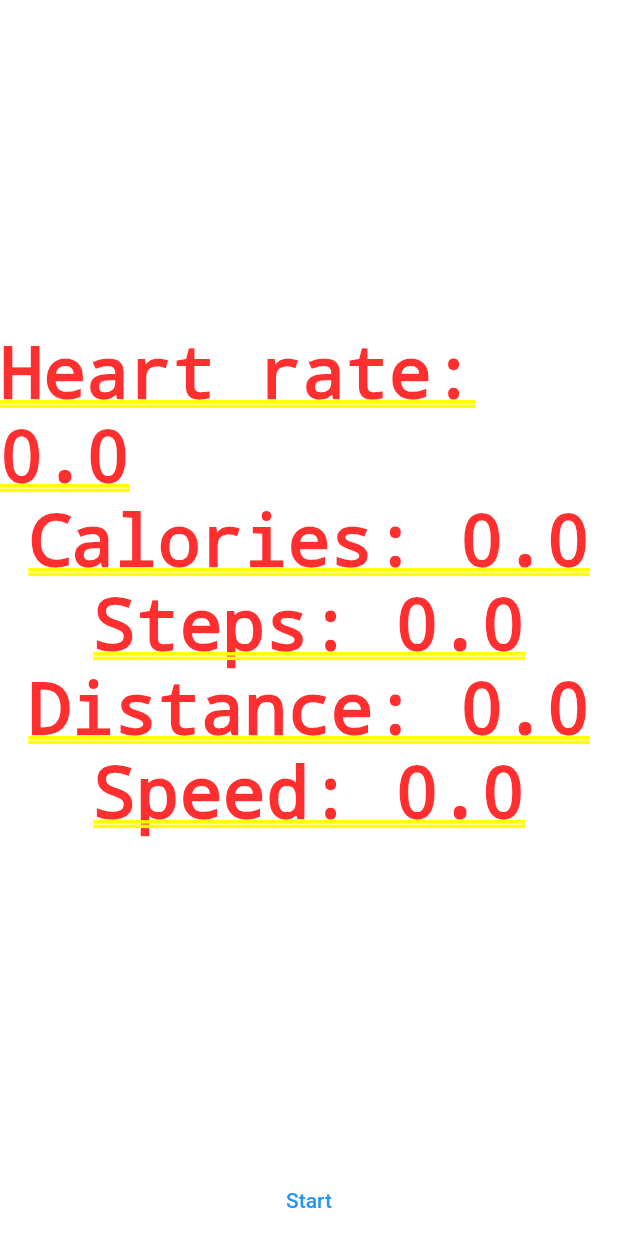
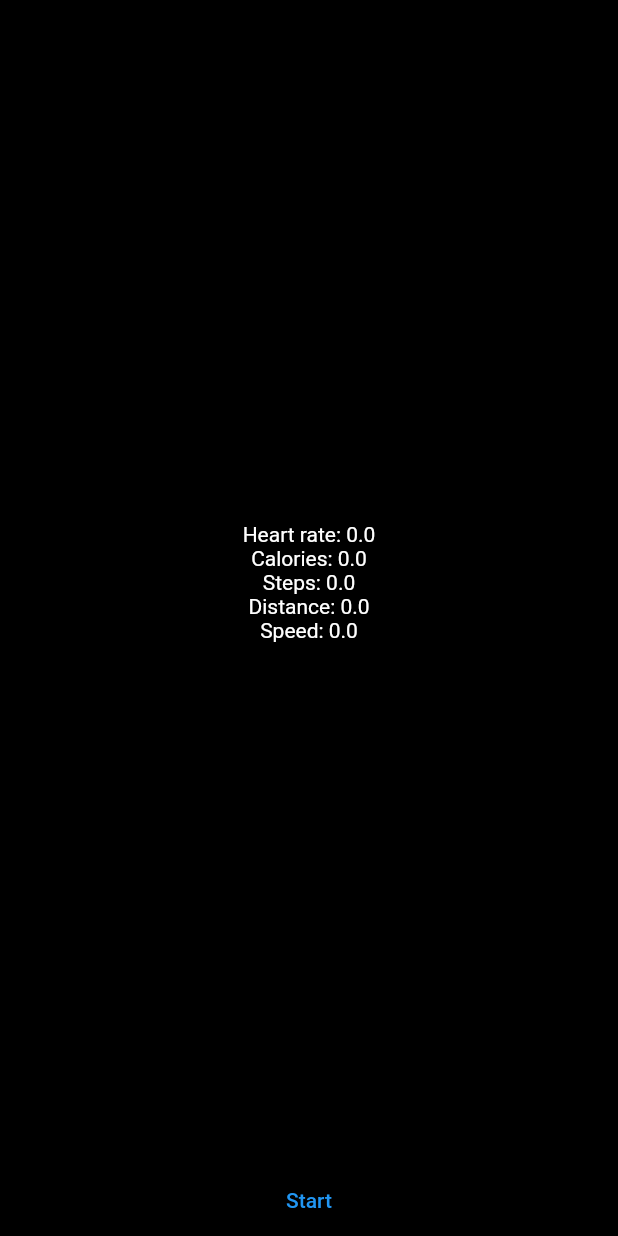
Before and after one commit to Rexios80/flutter_workout, a Flutter app: the screen it shows after launch, on a phone screen of 412 x 824 dp. Run offline on Flutter 3.47's test engine with Material 2 defaults, Android fonts, the phone set to English and light mode, and no system bars; our stand-ins replace permission_handler.

Commit message:
Worked on Android implementation

```diff
--- a/example/lib/main.dart
+++ b/example/lib/main.dart
@@ -69,7 +69,8 @@ class _MyAppState extends State<MyApp> {
   Widget build(BuildContext context) {
     return MaterialApp(
       theme: ThemeData.dark().copyWith(scaffoldBackgroundColor: Colors.black),
-      home: Center(
+      home: Scaffold(
+        body: Center(
           child: Column(
             children: [
               const Spacer(),
@@ -93,6 +94,7 @@ class _MyAppState extends State<MyApp> {
             ],
           ),
         ),
+      ),
     );
   }
 }
--- a/lib/src/workout_reading.dart
+++ b/lib/src/workout_reading.dart
@@ -10,8 +10,10 @@ class WorkoutReading {
   final double value;
 
   /// Constructor
-  WorkoutReading(this.feature, this.value, DateTime? timestamp)
-      : timestamp = timestamp ?? DateTime.now();
+  WorkoutReading(this.feature, this.value, int? timestamp)
+      : timestamp = timestamp != null
+            ? DateTime.fromMillisecondsSinceEpoch(timestamp)
+            : DateTime.now();
 }
 
 /// The features a workout reading can have
```
Also changed, not shown: lib/src/workout_base.dart (+9 -1 lines), 1 other file. Lines whose indentation alone changed are shown as unchanged.
